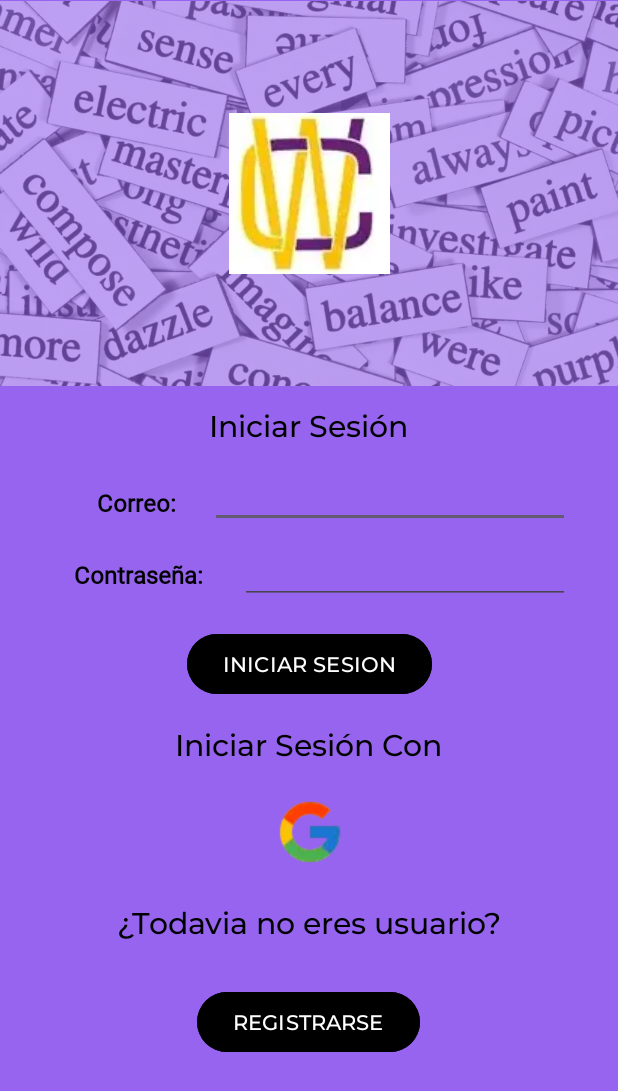
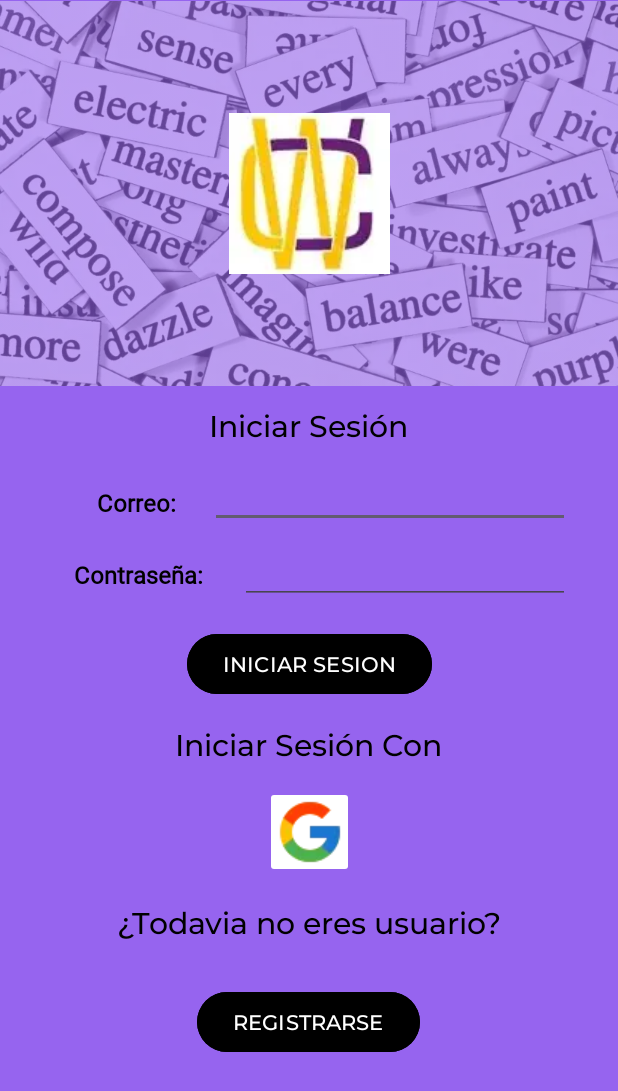
Before and after one commit to Adrian-DEVCoder/Proyecto_PalabrasDesordenadas, an Android app: the screen it shows after launch (MainActivity), on a phone screen of 412 x 824 dp. Shown: the top 1091 px of the screen. Run offline under Robolectric (Android 15) with nearby library versions, the phone set to English and light mode, and no system bars; our stand-ins replace Firebase (no records; nobody signed in at launch, a user with empty details on screens opened directly).

Commit message:
Actualizacion en layout de iniciar sesion

```diff
--- a/app/build.gradle
+++ b/app/build.gradle
@@ -35,6 +35,7 @@ dependencies {
     implementation 'com.google.android.material:material:1.5.0'
     implementation 'androidx.constraintlayout:constraintlayout:2.1.4'
     implementation 'com.google.firebase:firebase-auth:21.1.0'
+    implementation 'com.google.android.gms:play-services-auth:20.7.0'
     testImplementation 'junit:junit:4.13.2'
     androidTestImplementation 'androidx.test.ext:junit:1.1.5'
     androidTestImplementation 'androidx.test.espresso:espresso-core:3.5.1'
--- a/app/src/main/java/com/example/proyecto_palabrasdesordenadas/MainActivity.java
+++ b/app/src/main/java/com/example/proyecto_palabrasdesordenadas/MainActivity.java
@@ -13,7 +13,6 @@ import android.widget.ImageButton;
 import android.widget.ImageView;
 import android.widget.TextView;
 import android.widget.Toast;
-
 import com.google.android.gms.tasks.OnFailureListener;
 import com.google.android.gms.tasks.OnSuccessListener;
 import com.google.firebase.auth.AuthResult;
--- a/app/src/main/res/layout/activity_main.xml
+++ b/app/src/main/res/layout/activity_main.xml
@@ -120,6 +120,7 @@
         android:layout_marginEnd="32dp"
         android:fontFamily="@font/montserrat_medium"
         android:password="true"
+        android:singleLine="true"
         android:textColor="@color/black"
         android:textColorHint="#000000"
         android:textSize="16sp"
@@ -161,7 +162,7 @@
         android:layout_width="59dp"
         android:layout_height="61dp"
         android:layout_marginTop="16dp"
-        android:backgroundTint="#00FFFFFF"
+        android:backgroundTint="#FFFFFF"
         app:layout_constraintEnd_toEndOf="parent"
         app:layout_constraintStart_toStartOf="parent"
         app:layout_constraintTop_toBottomOf="@+id/tv_iniciarcon"
--- a/app/src/main/res/values/strings.xml
+++ b/app/src/main/res/values/strings.xml
@@ -1,5 +1,5 @@
 <resources>
-    <string name="app_name">Proyecto_PalabrasDesordenadas</string>
+    <string name="app_name">Word Chaos</string>
     <string name="iniciar_sesi_n">Iniciar Sesión</string>
     <string name="logo_app">Logo app</string>
     <!--Strings para el menu principal en español-->
```
Also changed, not shown: 1 other file.
